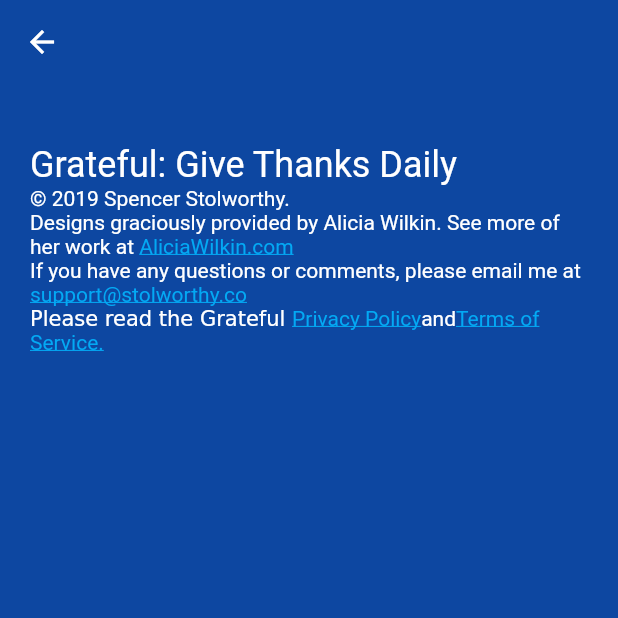
After one commit to sdstolworthy/base_flutter_app, a Flutter app: the AboutApp screen opened by its route, on a phone screen of 412 x 824 dp, the top half of it. The commit adds this screen. Run offline on Flutter 3.47's test engine with Material 2 defaults, Android fonts, the phone set to English and light mode, and no system bars; our stand-ins replace bloc, carousel_slider, cloud_firestore, dio, faker, firebase_auth and 5 more; accounts and stored records are empty.

Commit message:
fixes for about page

```diff
--- a/lib/src/config/constants.dart
+++ b/lib/src/config/constants.dart
@@ -1,3 +1,6 @@
 class Constants {
   static String tokenStorageKey = 'tokenStorageKey';
+  static String supportEmail = 'support@stolworthy.co';
+  static String privacyPolicyUrl = 'https://google.com';
+  static String termsOfServiceUrl = 'https://google.com';
 }
--- /dev/null
+++ b/lib/src/screens/AboutApp/AboutApp.dart
@@ -0,0 +1,93 @@
+import 'package:flutter/gestures.dart';
+import 'package:flutter/material.dart';
+import 'package:grateful/src/config/constants.dart';
+import 'package:intl/intl.dart';
+import 'package:url_launcher/url_launcher.dart';
+
+class AboutApp extends StatelessWidget {
+  _launchUrl(String url) {
+    return () async {
+      if (await canLaunch(url)) {
+        launch(url);
+      }
+    };
+  }
+
+  @override
+  Widget build(BuildContext context) {
+    final theme = Theme.of(context);
+    return Scaffold(
+      appBar: AppBar(
+        elevation: 0,
+      ),
+      body: Container(
+        color: Theme.of(context).backgroundColor,
+        child: SafeArea(
+          child: ListView(
+            padding: EdgeInsets.only(left: 20, right: 20, top: 40),
+            children: <Widget>[
+              Wrap(
+                children: <Widget>[
+                  Text(
+                    'Grateful: Give Thanks Daily',
+                    style: theme.primaryTextTheme.headline,
+                  ),
+                ],
+              ),
+              Wrap(
+                children: <Widget>[
+                  Text(
+                    '© ${DateFormat.y().format(DateTime.now())} Spencer Stolworthy.',
+                    style: theme.primaryTextTheme.body1,
+                  ),
+                  RichText(
+                    text: TextSpan(children: [
+                      TextSpan(
+                          text:
+                              'Designs graciously provided by Alicia Wilkin. See more of her work at ',
+                          style: theme.primaryTextTheme.body1),
+                      TextSpan(
+                          text: 'AliciaWilkin.com',
+                          style: theme.primaryTextTheme.body2,
+                          recognizer: TapGestureRecognizer()
+                            ..onTap = _launchUrl('https://aliciawilkin.com'))
+                    ]),
+                  ),
+                  RichText(
+                      text: TextSpan(children: [
+                    TextSpan(
+                      text:
+                          'If you have any questions or comments, please email me at ',
+                      style: theme.primaryTextTheme.body1,
+                    ),
+                    TextSpan(
+                        text: Constants.supportEmail,
+                        style: theme.primaryTextTheme.body2,
+                        recognizer: TapGestureRecognizer()
+                          ..onTap = _launchUrl(
+                              'mailto:${Constants.supportEmail}?subject=Grateful App Support&body='))
+                  ])),
+                  RichText(
+                      text: TextSpan(children: [
+                    TextSpan(text: 'Please read the Grateful '),
+                    TextSpan(
+                        text: 'Privacy Policy',
+                        style: theme.primaryTextTheme.body2,
+                        recognizer: TapGestureRecognizer()
+                          ..onTap = _launchUrl(Constants.privacyPolicyUrl)),
+                    TextSpan(text: 'and', style: theme.primaryTextTheme.body1),
+                    TextSpan(
+                        text: 'Terms of Service.',
+                        style: theme.primaryTextTheme.body2,
+                        recognizer: TapGestureRecognizer()
+                          ..onTap = _launchUrl(Constants.termsOfServiceUrl))
+                  ])),
+                ],
+              )
+            ],
+          ),
+        ),
+      ),
+    );
+  }
+}
--- a/lib/src/screens/JournalEntryDetails/JournalEntryDetails.dart
+++ b/lib/src/screens/JournalEntryDetails/JournalEntryDetails.dart
@@ -1,3 +1,4 @@
+import 'package:cached_network_image/cached_network_image.dart';
 import 'package:carousel_slider/carousel_slider.dart';
 import 'package:flutter/material.dart';
 import 'package:grateful/src/models/JournalEntry.dart';
@@ -79,7 +80,8 @@ class JournalEntryDetails extends StatelessWidget {
                                 enableInfiniteScroll: false,
                                 items: <Widget>[
                                   ...journalEntry.photographs
-                                      .map((p) => Image.network(p.imageUrl))
+                                      .map((p) => CachedNetworkImage(
+                                          imageUrl: p.imageUrl))
                                       .toList()
                                 ],
                               )
--- a/lib/src/services/routes.dart
+++ b/lib/src/services/routes.dart
@@ -1,5 +1,6 @@
 import 'package:flutter/material.dart';
 import 'package:flutter/widgets.dart';
+import 'package:grateful/src/screens/AboutApp/AboutApp.dart';
 import 'package:grateful/src/screens/EditJournalEntry/EditJournalEntry.dart';
 import 'package:grateful/src/screens/JournalEntryFeed/JournalEntryFeed.dart';
 import 'package:grateful/src/screens/JournalEntryDetails/JournalEntryDetails.dart';
@@ -14,6 +15,7 @@ class FlutterAppRoutes {
   static const String onboarding = 'onboarding';
   static const String editJournalEntry = 'itemEdit';
   static const String journalPageView = 'journalPageView';
+  static const String aboutApp = 'aboutApp';
 }
 
 typedef Route CurriedRouter(RouteSettings settings);
@@ -44,6 +46,8 @@ class Router {
         final EditJournalEntryArgs args = settings.arguments;
         return _pageRoute(EditJournalEntry(item: args?.journalEntry),
             FlutterAppRoutes.editJournalEntry);
+      case FlutterAppRoutes.aboutApp:
+        return _pageRoute(AboutApp(), FlutterAppRoutes.aboutApp);
       default:
         return _pageRoute(OnboardingRoutes(), FlutterAppRoutes.onboarding);
     }
--- a/lib/src/theme/theme.dart
+++ b/lib/src/theme/theme.dart
@@ -18,6 +18,9 @@ ThemeData gratefulTheme(ThemeData appTheme) {
           primaryTextTheme: TextTheme(
               body1:
                   appTheme.primaryTextTheme.body1.copyWith(color: Colors.white),
+              body2: appTheme.primaryTextTheme.body1.copyWith(
+                  color: Colors.lightBlue,
+                  decoration: TextDecoration.underline),
               headline: appTheme.primaryTextTheme.headline
                   .copyWith(color: Colors.white)));
 }
--- a/lib/src/widgets/AppDrawer/drawer.dart
+++ b/lib/src/widgets/AppDrawer/drawer.dart
@@ -1,5 +1,7 @@
 import 'package:flutter/material.dart';
 import 'package:grateful/src/blocs/authentication/bloc.dart';
+import 'package:grateful/src/services/navigator.dart';
+import 'package:grateful/src/services/routes.dart';
 import 'package:grateful/src/widgets/LanguagePicker.dart';
 import 'package:flutter_bloc/flutter_bloc.dart';
 
@@ -21,6 +23,12 @@ class AppDrawer extends StatelessWidget {
                   onPressed: () {
                     BlocProvider.of<AuthenticationBloc>(context).add(LogOut());
                   }),
+              RaisedButton(
+                child: Text('About Grateful'),
+                onPressed: () {
+                  rootNavigationService.navigateTo(FlutterAppRoutes.aboutApp);
+                },
+              ),
               LanguagePicker(),
             ],
           ),
--- a/pubspec.yaml
+++ b/pubspec.yaml
@@ -29,6 +29,7 @@ dependencies:
   firebase_core: ^0.4.0+9
   firebase_storage: ^3.0.6
   firebase_analytics: ^4.0.2
+  url_launcher:
   flutter_localizations:
     sdk: flutter
   flutter_cupertino_localizations:
@@ -37,6 +38,7 @@ dependencies:
   uuid:
   image_picker:
   carousel_slider: ^1.3.0
+  cached_network_image: ^1.1.2
 
   # The following adds the Cupertino Icons font to your application.
   # Use with the CupertinoIcons class for iOS style icons.
```
Also changed, not shown: pubspec.lock, 1 other file.
